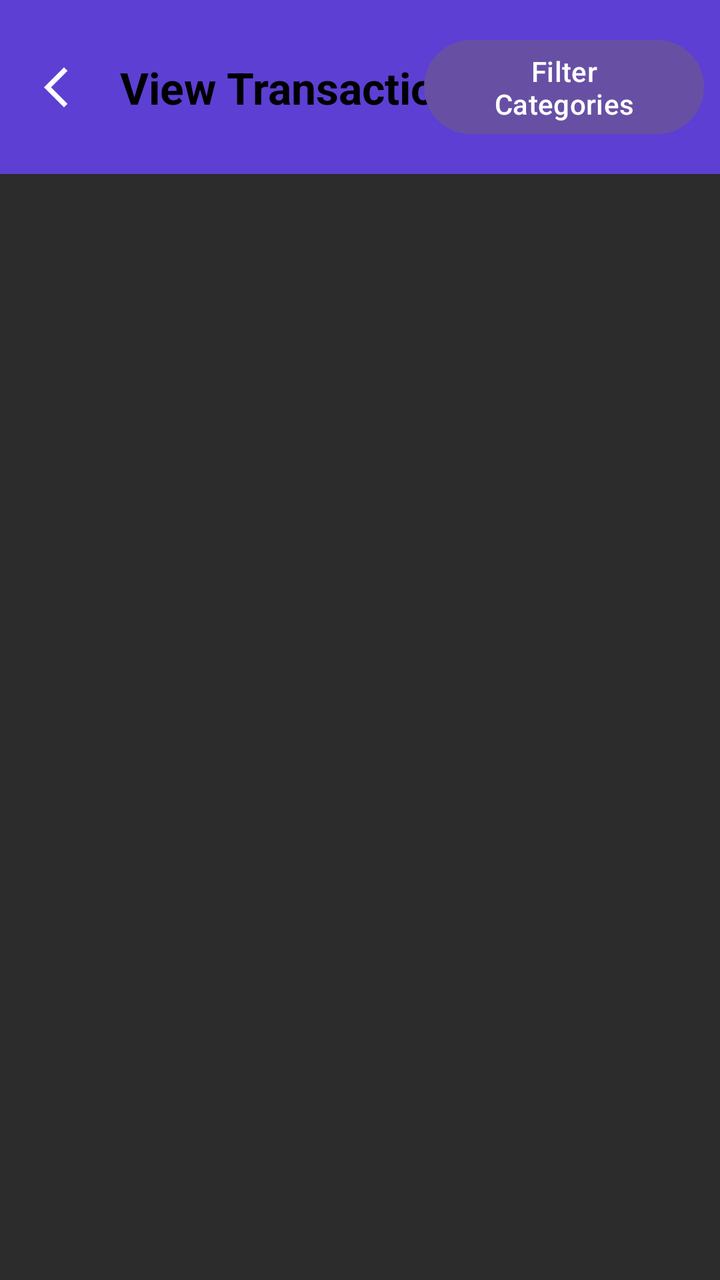
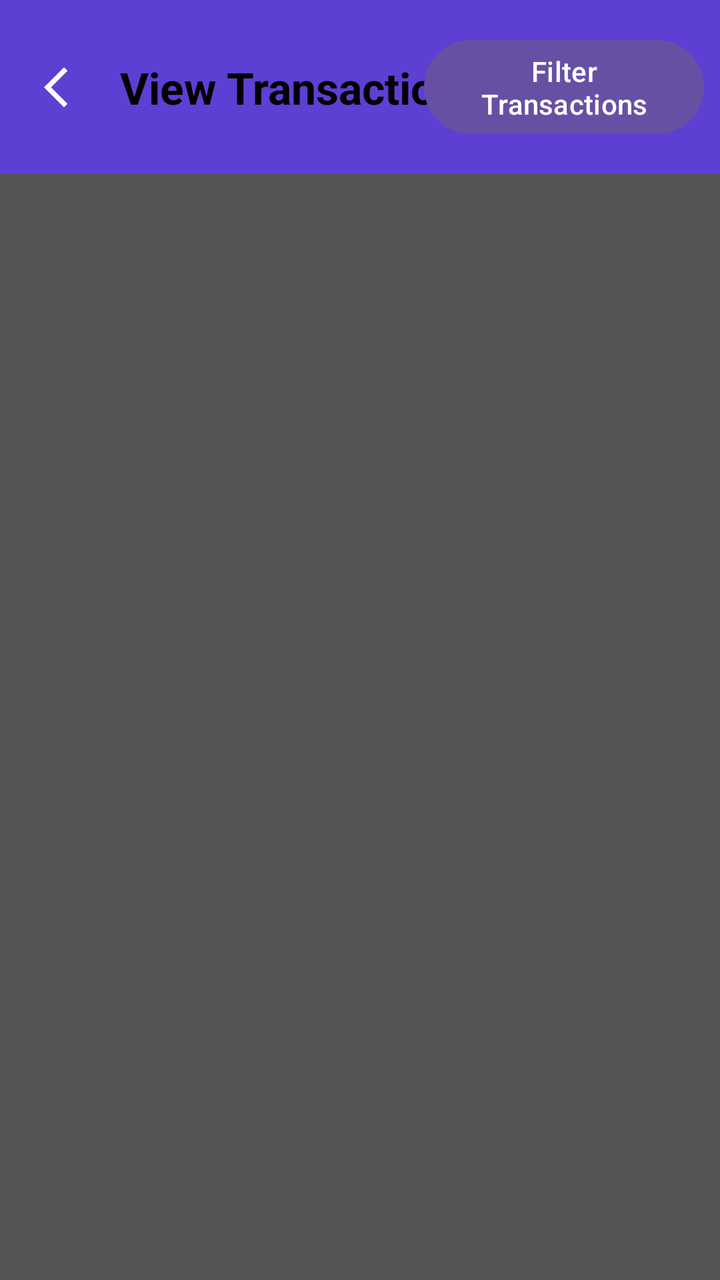

Before-and-after screenshots of an Android layout around one commit, followed by the original layout XML and the change that was made.
<!-- AndroidManifest.xml: application theme Theme.StudentFinanceTrackerWk4 -->
<!-- res/layout/activity_view_transactions.xml -->
<?xml version="1.0" encoding="utf-8"?>
<androidx.constraintlayout.widget.ConstraintLayout
    xmlns:android="http://schemas.android.com/apk/res/android"
    xmlns:app="http://schemas.android.com/apk/res-auto"
    android:layout_width="match_parent"
    android:layout_height="match_parent"
    android:fitsSystemWindows="true">

    
    <androidx.constraintlayout.widget.ConstraintLayout
        android:id="@+id/header"
        android:layout_width="0dp"
        android:layout_height="wrap_content"
        android:background="#5D3FD3"
        android:paddingTop="16dp"
        android:paddingBottom="16dp"
        android:paddingStart="8dp"
        android:paddingEnd="8dp"
        app:layout_constraintTop_toTopOf="parent"
        app:layout_constraintStart_toStartOf="parent"
        app:layout_constraintEnd_toEndOf="parent">

        
        <ImageButton
            android:id="@+id/btnBack"
            android:layout_width="40dp"
            android:layout_height="40dp"
            android:background="?attr/selectableItemBackgroundBorderless"
            android:src="@drawable/baseline_arrow_back_ios_new_24"
            android:contentDescription="Back"

            app:layout_constraintStart_toStartOf="parent"
            app:layout_constraintTop_toTopOf="parent"
            app:layout_constraintBottom_toBottomOf="parent"/>

        
        <TextView
            android:id="@+id/Transactions"
            android:layout_width="wrap_content"
            android:layout_height="wrap_content"
            android:text="View Transactions"
            android:textSize="22sp"
            android:textStyle="bold"
            android:textColor="@color/black"

            app:layout_constraintStart_toEndOf="@id/btnBack"
            app:layout_constraintTop_toTopOf="parent"

            app:layout_constraintBottom_toBottomOf="parent"
            android:layout_marginStart="12dp"/>

        <Button
            android:id="@+id/categoryBtn"
            android:layout_width="140dp"
            android:text="Filter Categories"
            android:layout_height="55dp"
            android:contentDescription="Back"

            app:layout_constraintTop_toTopOf="parent"
            app:layout_constraintBottom_toBottomOf="parent"
            app:layout_constraintEnd_toEndOf="parent"/>

    </androidx.constraintlayout.widget.ConstraintLayout>

    
    <ScrollView
        android:layout_width="0dp"
        android:layout_height="0dp"
        app:layout_constraintTop_toBottomOf="@id/header"
        app:layout_constraintStart_toStartOf="parent"
        app:layout_constraintEnd_toEndOf="parent"
        app:layout_constraintBottom_toBottomOf="parent">

        <TextView
            android:id="@+id/View"
            android:layout_width="match_parent"
            android:layout_height="wrap_content"
            android:textSize="16sp"
            android:textColor="@color/black"
            android:padding="16dp"
            android:lineSpacingExtra="6dp"/>

    </ScrollView>

</androidx.constraintlayout.widget.ConstraintLayout>
<!-- resources referenced by this layout -->
<resources>
  <color name="black">#FF000000</color>
  <!-- drawable baseline_arrow_back_ios_new_24 (drawable) -->
  <vector xmlns:android="http://schemas.android.com/apk/res/android" android:height="24dp" android:tint="#FFFFFF" android:viewportHeight="24" android:viewportWidth="24" android:width="24dp">
        
      <path android:fillColor="@android:color/white" android:pathData="M17.77,3.77l-1.77,-1.77l-10,10l10,10l1.77,-1.77l-8.23,-8.23z"/>
      
  </vector>
  <style name="Theme.StudentFinanceTrackerWk4" parent="Base.Theme.StudentFinanceTrackerWk4" />
  <style name="Base.Theme.StudentFinanceTrackerWk4" parent="Theme.Material3.DayNight.NoActionBar">
          
          <item name="android:windowBackground">#2C2C2C</item>
          <item name="android:textColor">#ffffff</item>
      </style>
</resources>

<!-- the commit's change to res/layout/activity_view_transactions.xml (unified diff, before → after) -->
@@ -50,9 +50,9 @@
             android:layout_marginStart="12dp"/>
 
         <Button
-            android:id="@+id/categoryBtn"
+            android:id="@+id/filterBtn"
             android:layout_width="140dp"
-            android:text="Filter Categories"
+            android:text="Filter Transactions"
             android:layout_height="55dp"
             android:contentDescription="Back"
 
<!-- resource entries referenced after the edit -->
@@ -10,7 +10,7 @@
   <style name="Theme.StudentFinanceTrackerWk4" parent="Base.Theme.StudentFinanceTrackerWk4" />
   <style name="Base.Theme.StudentFinanceTrackerWk4" parent="Theme.Material3.DayNight.NoActionBar">
           
-          <item name="android:windowBackground">#2C2C2C</item>
+          <item name="android:windowBackground">#555555</item>
           <item name="android:textColor">#ffffff</item>
       </style>
 </resources>
